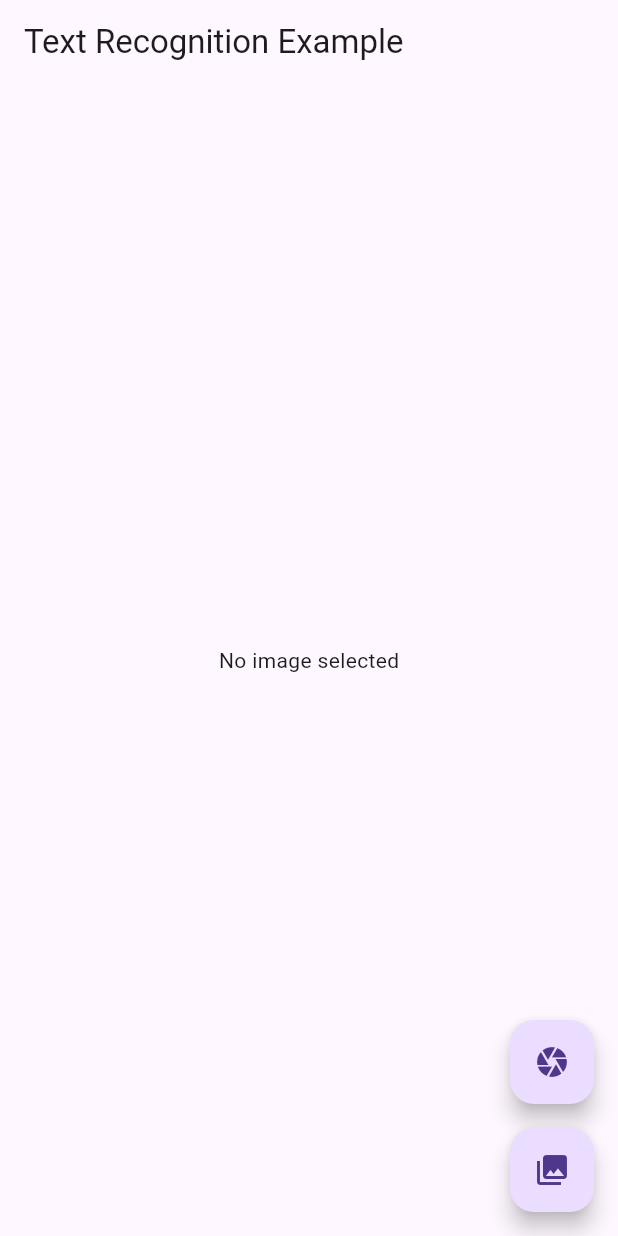
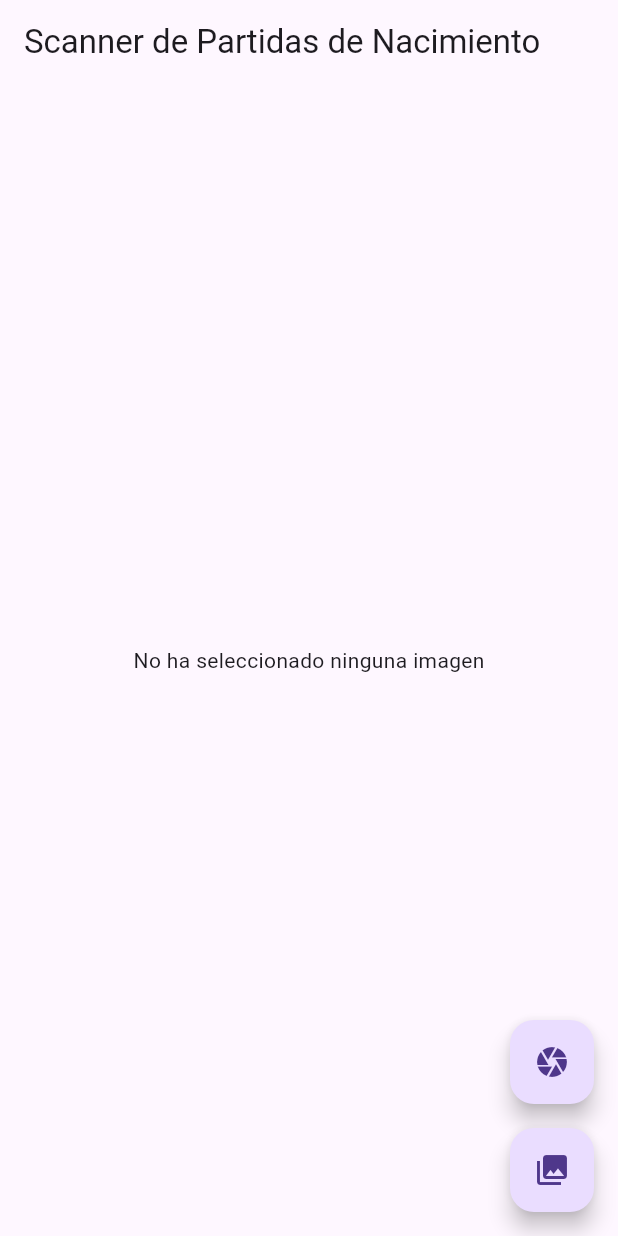
Before and after one commit to SebastianLandaeta/ProyectoScanner-SO, a Flutter app: the screen it shows after launch, after a tap on the "camera" icon, on a phone screen of 412 x 824 dp. Run offline on Flutter 3.47's test engine with Material 3 defaults, Android fonts, the phone set to English and light mode, and no system bars; our stand-ins replace cloud_firestore, firebase_core, image_picker; missing offline and left inert: google_mlkit_text_recognition; accounts and stored records are empty.

Commit message:
Final
Proyecto "final"

```diff
--- a/scanner_pn/lib/main.dart
+++ b/scanner_pn/lib/main.dart
@@ -1,3 +1,6 @@
+// Importación de librerías
+// ignore_for_file: prefer_const_constructors, library_private_types_in_public_api, use_key_in_widget_constructors
+
 import 'dart:io';
 import 'package:flutter/material.dart';
 import 'package:image_picker/image_picker.dart';
@@ -6,14 +9,16 @@ import 'package:firebase_core/firebase_core.dart';
 import 'package:cloud_firestore/cloud_firestore.dart';
 import 'firebase_options.dart';
 
+// Función main
 void main() async {
-  WidgetsFlutterBinding.ensureInitialized();
+  WidgetsFlutterBinding.ensureInitialized(); // Inicializar aplicación justo a los servicios de Firebase
   await Firebase.initializeApp(
   options: DefaultFirebaseOptions.currentPlatform,
   );
   runApp(MyApp());
 }
 
+// Widget estático de la aplicación
 class MyApp extends StatelessWidget {
   @override
   Widget build(BuildContext context) {
@@ -27,6 +32,7 @@ class MyApp extends StatelessWidget {
   }
 }
 
+// Widgets dinámicos de la aplicación
 class ImagePickerPage extends StatefulWidget {
   @override
   _ImagePickerPageState createState() => _ImagePickerPageState();
@@ -43,12 +49,13 @@ class _ImagePickerPageState extends State<ImagePickerPage> {
 
     setState(() {
       _imageFile = File(pickedFile!.path);
-      _extractedText = ''; // Reset extracted text when a new image is picked
+      _extractedText = ''; // Se vacía la variable en caso de que se quiera seleccionar otra imagen
     });
 
     _extractTextFromImage();
   }
 
+  // Extraemos el texto de la imagen
   Future<void> _extractTextFromImage() async {
     if (_imageFile == null) return;
 
@@ -60,6 +67,7 @@ Future<void> _extractTextFromImage() async {
       _extractedText = text.text;
     });
 
+    // Se cierra la entrada de imagen
     await textRecognizer.close();
 
     // Comparar el texto extraído con documentos en Firestore
@@ -70,13 +78,10 @@ Future<void> _compareWithFirestore(String extractedText) async {
     final usersCollection = FirebaseFirestore.instance.collection('users');
     final querySnapshot = await usersCollection.get();
 
+    // Se buscará en todos los documentos de la colección si hay alguna coincidencia
     for (QueryDocumentSnapshot document in querySnapshot.docs) {
       final cedula = document['Cédula'];
       final nombre = document['Nombre'];
-
-    print('$cedula');
-    print('$nombre');
-    print('$extractedText');
 
       if (extractedText.trim() == 'Cédula: $cedula\nNombre: $nombre'.trim()) {
         // Coincidencia encontrada
@@ -91,8 +96,6 @@ Future<void> _compareWithFirestore(String extractedText) async {
 
   void _showConfirmationMessage() {
     // Muestra el mensaje de confirmación
-  // Puedes usar showDialog, SnackBar, o cualquier otro método que prefieras
-  // Ejemplo:
     showDialog(
       context: context,
       builder: (context) => AlertDialog(
@@ -110,14 +113,13 @@ void _showConfirmationMessage() {
     );
   }
 
+  // Muestra el mensaje de error
   void _showNoConfirmationMessage() {
-  // Muestra el mensaje de no confirmación
-  // Ejemplo:
     showDialog(
       context: context,
       builder: (context) => AlertDialog(
-      title: Text('No Confirmación'),
-      content: Text('El texto no coincide con ningún usuario en la base de datos.'),
+        title: Text('Error'),
+        content: Text('La información no coincide con ningún usuario de la base de datos.'),
         actions: [
           TextButton(
             onPressed: () {
@@ -134,18 +136,18 @@ void _showNoConfirmationMessage() {
   Widget build(BuildContext context) {
     return Scaffold(
       appBar: AppBar(
-        title: Text('Text Recognition Example'),
+        title: Text('Scanner de Partidas de Nacimiento'),
       ),
       body: Center(
         child: _imageFile == null
-            ? Text('No image selected')
+            ? Text('No ha seleccionado ninguna imagen')
             : Column(
                 mainAxisAlignment: MainAxisAlignment.center,
                 children: [
                   Image.file(_imageFile!),
                   SizedBox(height: 20),
                   Text(
-                    'Extracted Text:',
+                    'Texto Extraído:',
                     style: TextStyle(fontSize: 18, fontWeight: FontWeight.bold),
                   ),
                   SizedBox(height: 10),
@@ -165,13 +167,13 @@ void _showNoConfirmationMessage() {
         children: [
           FloatingActionButton(
             onPressed: () => _pickImage(ImageSource.camera),
-            tooltip: 'Take Photo',
+            tooltip: 'Tomar Foto',
             child: Icon(Icons.camera),
           ),
           SizedBox(height: 16),
           FloatingActionButton(
             onPressed: () => _pickImage(ImageSource.gallery),
-            tooltip: 'Select Image',
+            tooltip: 'Seleccionar Imagen',
             child: Icon(Icons.photo_library),
           ),
         ],
```
Lines whose indentation alone changed are shown as unchanged.
